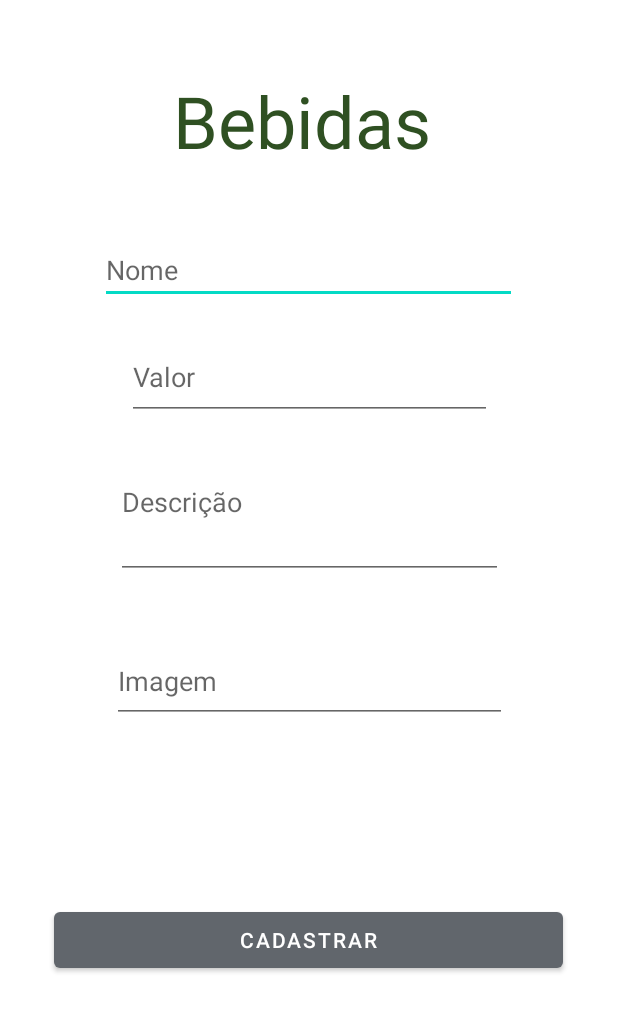
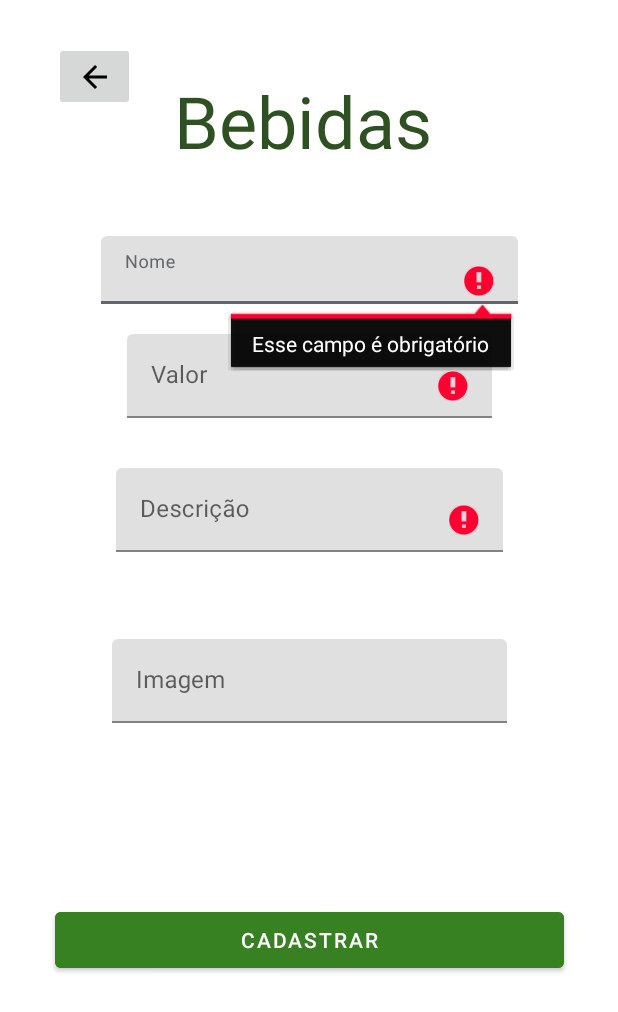
Before and after one commit to iancarlos335/funcionarios-lanchonete-android, an Android app: the BebidaActivity screen opened directly, with no data from a screen before it, after a tap on "CADASTRAR", on a phone screen of 412 x 824 dp. Shown: the top 1012 px of the screen. Run offline under Robolectric (Android 15) with nearby library versions, the phone set to English and light mode, and no system bars; 1 statement that could not run was skipped.

Commit message:
Tentando bloquear inputs null

```diff
--- a/app/src/main/java/com/lanchonete/funcionario/post/BebidaActivity.java
+++ b/app/src/main/java/com/lanchonete/funcionario/post/BebidaActivity.java
@@ -1,14 +1,18 @@
 package com.lanchonete.funcionario.post;
 
+import android.content.Intent;
 import android.os.Bundle;
+import android.text.TextUtils;
 import android.widget.Button;
 import android.widget.EditText;
+import android.widget.ImageButton;
 import android.widget.Toast;
 
 import androidx.annotation.NonNull;
 import androidx.appcompat.app.AppCompatActivity;
 
 import com.lanchonete.R;
+import com.lanchonete.funcionario.get.BebidaListActivity;
 import com.lanchonete.model.Bebida;
 import com.lanchonete.retrofit.RetrofitService;
 import com.lanchonete.retrofit.api.BebidaAPI;
@@ -23,34 +27,49 @@ import retrofit2.Response;
 public class BebidaActivity extends AppCompatActivity {
 
     EditText editTextNomeBebida, editTextValor, editTextDescricao, editTextImagem;
-    Button buttonBotao;
+    Button btnBotao;
+    ImageButton btnVoltar;
 
 
     @Override
     protected void onCreate(Bundle savedInstanceState) {
         super.onCreate(savedInstanceState);
         setContentView(R.layout.bebida_activity);
+        btnVoltar = findViewById(R.id.btnVoltar);
+
+        Intent intent = getIntent();
 
         iniciandoComponentes();
+
+        btnVoltar.setOnClickListener(view -> {
+            Intent intentGoBebidaListActivity = new Intent(getApplicationContext(), BebidaListActivity.class);
+            startActivity(intentGoBebidaListActivity);
+        });
     }
 
     private void iniciandoComponentes() {
-        buttonBotao = findViewById(R.id.botao_bebida);
+        btnBotao = findViewById(R.id.botao_bebida);
         editTextNomeBebida = findViewById(R.id.nome_bebida);
         editTextValor = findViewById(R.id.valor_bebida);
         editTextDescricao = findViewById(R.id.descricao_bebida); //adicionar input direito
         editTextImagem = findViewById(R.id.imagem_bebida);
 
-
         RetrofitService retrofitService = new RetrofitService();
         BebidaAPI bebidaAPI = retrofitService.getRetrofit().create(BebidaAPI.class); //ele vai gerar uma nova requisição http, e nesse caso do tipo POST
 
-        buttonBotao.setOnClickListener(view -> {
-            String nomeBebida = editTextNomeBebida.getText().toString();
-            String descricao = editTextDescricao.getText().toString();
-            String strvalor = editTextValor.getText().toString();
+
+        btnBotao.setOnClickListener(view -> {
+            String nomeBebida = editTextNomeBebida.getText().toString().trim();
+            String descricao = editTextDescricao.getText().toString().trim();
+            String strvalor = editTextValor.getText().toString().trim();
             double valor = Double.parseDouble(strvalor); //só vou usar esse cara
             String imgBebida = editTextImagem.getText().toString();
+
+            if (TextUtils.isEmpty(nomeBebida) || TextUtils.isEmpty(descricao) || TextUtils.isEmpty(strvalor)) {
+                editTextNomeBebida.setError("Esse campo é obrigatório");
+                editTextDescricao.setError("Esse campo é obrigatório");
+                editTextValor.setError("Esse campo é obrigatório");
+            } else {
 
                 Bebida bebida = new Bebida();
                 bebida.setNomeBebida(nomeBebida);
@@ -63,6 +82,8 @@ public class BebidaActivity extends AppCompatActivity {
                             @Override
                             public void onResponse(@NonNull Call<Bebida> call, @NonNull Response<Bebida> response) {
                                 Toast.makeText(getApplicationContext(), "Salvo com sucesso no banco", Toast.LENGTH_SHORT).show();
+                                Intent intentGoBebidaListActivity = new Intent(getApplicationContext(), BebidaListActivity.class);
+                                startActivity(intentGoBebidaListActivity);
                             }
 
                             @Override
@@ -71,6 +92,48 @@ public class BebidaActivity extends AppCompatActivity {
                                 Logger.getLogger(BebidaActivity.class.getName()).log(Level.SEVERE, "Um erro ocorreu", t);
                             }
                         });
+            }
         });
+
+
+    }
+
+}
+/*
+    private class ImageDownloader extends AsyncTask<String, Void, Bitmap> {
+
+        HttpURLConnection httpURLConnection;
+
+        @Override
+        protected Bitmap doInBackground(String... strings) {
+            try {
+                URL url = new URL(strings[0]);
+                httpURLConnection = (HttpURLConnection) url.openConnection();
+                InputStream inputStream = new BufferedInputStream(httpURLConnection.getInputStream());
+                return BitmapFactory.decodeStream(inputStream);
+            } catch (IOException e) {
+                e.printStackTrace();
+            } finally {
+                httpURLConnection.disconnect();
+            }
+            return null;
+        }
+
+        @Override
+        public void onPostExecute(Bitmap bitmap) {
+            if (bitmap != null) {
+                imagem_bebida.setImageBitmap(bitmap);
+                Toast.makeText(imagem_bebida.getContext(), "Download deu certo", Toast.LENGTH_SHORT).show();
+            } else {
+                Toast.makeText(imagem_bebida.getContext(), "Download deu erro!", Toast.LENGTH_SHORT).show();
+            }
+            super.onPostExecute(bitmap);
+        }
+
+        @Override
+        protected void onProgressUpdate(Void... values) {
+            super.onProgressUpdate(values);
         }
     }
+
+ */
--- /dev/null
+++ b/app/src/main/res/drawable/ic_baseline_arrow_back_24.xml
@@ -0,0 +1,5 @@
+<vector android:autoMirrored="true" android:height="24dp"
+    android:tint="#000000" android:viewportHeight="24"
+    android:viewportWidth="24" android:width="24dp" xmlns:android="http://schemas.android.com/apk/res/android">
+    <path android:fillColor="@android:color/white" android:pathData="M20,11H7.83l5.59,-5.59L12,4l-8,8 8,8 1.41,-1.41L7.83,13H20v-2z"/>
+</vector>
--- a/app/src/main/res/layout/bebida_activity.xml
+++ b/app/src/main/res/layout/bebida_activity.xml
@@ -5,33 +5,6 @@
     android:layout_width="match_parent"
     android:layout_height="match_parent"
     tools:context="com.lanchonete.funcionario.post.BebidaActivity">
-
-    <Button
-        android:id="@+id/botao_bebida"
-        android:layout_width="339dp"
-        android:layout_height="49dp"
-        android:layout_marginStart="36dp"
-        android:layout_marginTop="216dp"
-        android:layout_marginEnd="36dp"
-        android:text="@string/cadastrar"
-        app:layout_constraintEnd_toEndOf="parent"
-        app:layout_constraintHorizontal_bias="0.0"
-        app:layout_constraintStart_toStartOf="parent"
-        app:layout_constraintTop_toBottomOf="@+id/descricao_bebida" />
-
-    <EditText
-        android:id="@+id/nome_bebida"
-        android:layout_width="278dp"
-        android:layout_height="45dp"
-        android:layout_marginTop="48dp"
-        android:ems="10"
-        android:hint="@string/nome"
-        android:inputType="textPersonName"
-        app:layout_constraintEnd_toEndOf="parent"
-        app:layout_constraintHorizontal_bias="0.496"
-        app:layout_constraintStart_toStartOf="parent"
-        app:layout_constraintTop_toBottomOf="@+id/titulo_bebida"
-        android:autofillHints="" />
 
     <TextView
         android:id="@+id/titulo_bebida"
@@ -43,49 +16,117 @@
         android:textColorHint="#6CEA3A"
         android:textSize="48sp"
         app:layout_constraintEnd_toEndOf="parent"
-        app:layout_constraintHorizontal_bias="0.497"
         app:layout_constraintStart_toStartOf="parent"
         app:layout_constraintTop_toTopOf="parent" />
 
-    <EditText
-        android:id="@+id/valor_bebida"
+    <com.google.android.material.textfield.TextInputLayout
+        style="@style/Widget.MaterialComponents.TextInputLayout.FilledBox"
+        android:id="@+id/nome_bebidaInputLayout"
+        android:layout_width="278dp"
+        android:layout_height="45dp"
+        android:layout_marginTop="48dp"
+        app:layout_constraintEnd_toEndOf="parent"
+        app:layout_constraintStart_toStartOf="parent"
+        app:layout_constraintTop_toBottomOf="@+id/titulo_bebida">
+
+        <com.google.android.material.textfield.TextInputEditText
+            android:id="@+id/nome_bebida"
+            android:layout_width="match_parent"
+            android:layout_height="wrap_content"
+            android:autofillHints=""
+            android:ems="10"
+            android:hint="@string/nome"
+            android:inputType="textPersonName" />
+
+    </com.google.android.material.textfield.TextInputLayout>
+
+    <com.google.android.material.textfield.TextInputLayout
+        style="@style/Widget.MaterialComponents.TextInputLayout.FilledBox"
+        android:id="@+id/valor_bebidaInputLayout"
         android:layout_width="243dp"
         android:layout_height="57dp"
         android:layout_marginTop="20dp"
-        android:ems="10"
-        android:hint="@string/valor"
-        android:inputType="numberDecimal"
         app:layout_constraintEnd_toEndOf="parent"
         app:layout_constraintStart_toStartOf="parent"
-        app:layout_constraintTop_toBottomOf="@+id/nome_bebida"
-        android:autofillHints="" />
+        app:layout_constraintTop_toBottomOf="@+id/nome_bebidaInputLayout">
 
-    <EditText
-        android:id="@+id/descricao_bebida"
+        <com.google.android.material.textfield.TextInputEditText
+            android:id="@+id/valor_bebida"
+            android:layout_width="match_parent"
+            android:layout_height="wrap_content"
+            android:autofillHints=""
+            android:ems="10"
+            android:hint="@string/valor"
+            android:inputType="numberDecimal" />
+
+    </com.google.android.material.textfield.TextInputLayout>
+
+    <com.google.android.material.textfield.TextInputLayout
+        style="@style/Widget.MaterialComponents.TextInputLayout.FilledBox"
+        android:id="@+id/descricao_bebidaInputLayout"
         android:layout_width="258dp"
         android:layout_height="74dp"
         android:layout_marginTop="32dp"
-        android:ems="10"
         android:gravity="start|top"
-        android:hint="@string/descricao"
-        android:inputType="textMultiLine"
         app:layout_constraintEnd_toEndOf="parent"
         app:layout_constraintStart_toStartOf="parent"
-        app:layout_constraintTop_toBottomOf="@+id/valor_bebida"
-        android:autofillHints="" />
+        app:layout_constraintTop_toBottomOf="@+id/valor_bebidaInputLayout">
 
-    <EditText
-        android:id="@+id/imagem_bebida"
+        <com.google.android.material.textfield.TextInputEditText
+            android:id="@+id/descricao_bebida"
+            android:layout_width="match_parent"
+            android:layout_height="wrap_content"
+            android:autofillHints=""
+            android:ems="10"
+            android:hint="@string/descricao"
+            android:inputType="textMultiLine" />
+    </com.google.android.material.textfield.TextInputLayout>
+
+    <com.google.android.material.textfield.TextInputLayout
+        style="@style/Widget.MaterialComponents.TextInputLayout.FilledBox"
         android:layout_width="263dp"
         android:layout_height="56dp"
         android:layout_marginTop="40dp"
-        android:ems="10"
-        android:inputType="textPersonName"
-        android:hint="@string/imagem"
+        android:id="@+id/imagem_bebidaInputLayout"
         app:layout_constraintEnd_toEndOf="parent"
         app:layout_constraintStart_toStartOf="parent"
-        app:layout_constraintTop_toBottomOf="@+id/descricao_bebida"
-        android:autofillHints="" />
+        app:layout_constraintTop_toBottomOf="@+id/descricao_bebidaInputLayout">
+
+        <com.google.android.material.textfield.TextInputEditText
+            android:id="@+id/imagem_bebida"
+            android:layout_width="match_parent"
+            android:layout_height="wrap_content"
+            android:autofillHints=""
+            android:ems="10"
+            android:hint="@string/imagem"
+            android:inputType="textPersonName" />
+    </com.google.android.material.textfield.TextInputLayout>
+
+    <Button
+        android:id="@+id/botao_bebida"
+        android:layout_width="339dp"
+        android:layout_height="49dp"
+        android:layout_marginStart="36dp"
+        android:layout_marginTop="216dp"
+        android:layout_marginEnd="36dp"
+        android:backgroundTint="@color/green_foward"
+        android:text="@string/cadastrar"
+        app:layout_constraintEnd_toEndOf="parent"
+        app:layout_constraintStart_toStartOf="parent"
+        app:layout_constraintTop_toBottomOf="@+id/descricao_bebidaInputLayout" />
+
+    <ImageButton
+        android:id="@+id/btnVoltar"
+        android:layout_width="54dp"
+        android:layout_height="46dp"
+        android:layout_marginStart="28dp"
+        android:layout_marginTop="28dp"
+        android:contentDescription="@string/imagem"
+        app:layout_constraintEnd_toStartOf="@+id/titulo_bebida"
+        app:layout_constraintHorizontal_bias="0.235"
+        app:layout_constraintStart_toStartOf="parent"
+        app:layout_constraintTop_toTopOf="parent"
+        app:srcCompat="@drawable/ic_baseline_arrow_back_24" />
 
 
 </androidx.constraintlayout.widget.ConstraintLayout>
--- a/app/src/main/res/values/colors.xml
+++ b/app/src/main/res/values/colors.xml
@@ -7,4 +7,5 @@
     <color name="black">#FF212529</color>
     <color name="gray">#61666C</color>
     <color name="white">#FFFFFFFF</color>
+    <color name="green_foward">#FF378122</color>
 </resources>
```
Also changed, not shown: app/src/main/java/com/lanchonete/funcionario/get/BebidaListActivity.java (+17 -2 lines), app/src/main/res/drawable/ic_menu_camera.xml (deleted, +0 -12 lines), app/src/main/res/layout/activity_bebida_list.xml (+18 -7 lines). Lines whose indentation alone changed are shown as unchanged.
